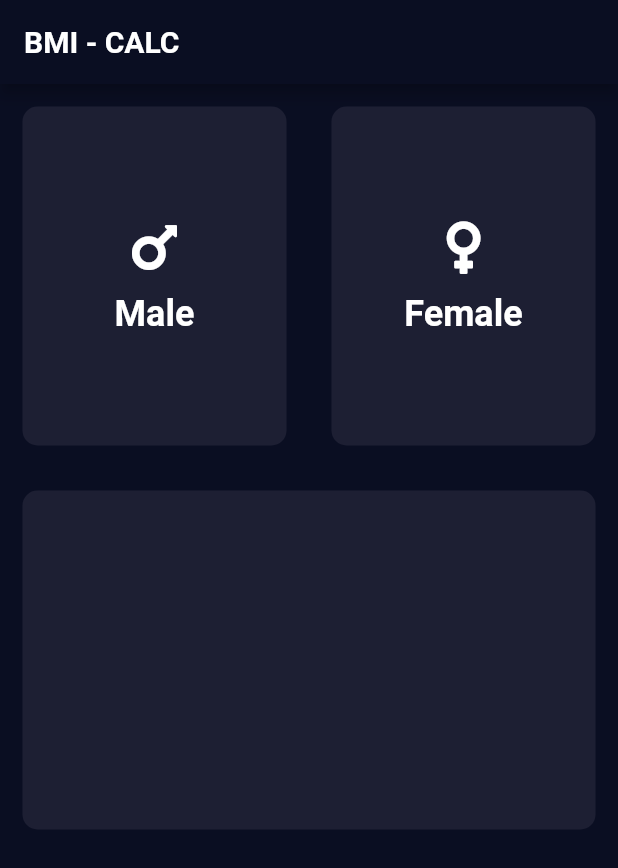
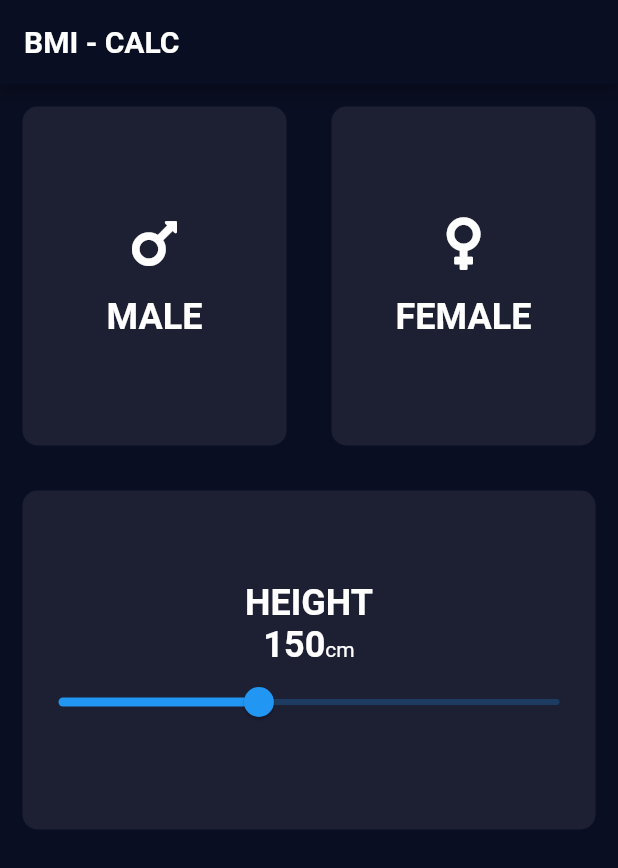
Before and after one commit to ceosss/bmi_calc, a Flutter app: the screen it shows after launch, on a phone screen of 412 x 824 dp. Shown: the top 868 px of the screen. Run offline on Flutter 3.47's test engine with Material 2 defaults, Android fonts, the phone set to English and light mode, and no system bars; our stand-ins replace font_awesome_flutter.

Commit message:
NEW: Height Slider

```diff
--- a/lib/genderData.dart
+++ b/lib/genderData.dart
@@ -22,10 +22,10 @@ class GenderData extends StatelessWidget {
           size: 40,
         ),
         SizedBox(
-          height: 10,
+          height: 15,
         ),
         Text(
-          gender.toString(),
+          gender.toString().toUpperCase(),
           style: cardText(),
         ),
       ],
--- a/lib/inputScreen.dart
+++ b/lib/inputScreen.dart
@@ -10,11 +10,11 @@ class InputScreen extends StatefulWidget {
 
 class _InputScreenState extends State<InputScreen> {
   String gender;
+  double height = 150.0;
   void updateGender(Gender data) {
     setState(() {
       gender = data.toString();
     });
-    print(gender);
   }
 
   @override
@@ -54,6 +54,36 @@ class _InputScreenState extends State<InputScreen> {
         Expanded(
             child: InputCard(
           color: accentColor,
+          child: Column(
+            mainAxisAlignment: MainAxisAlignment.center,
+            children: [
+              Text(
+                "HEIGHT",
+                style: cardText(),
+              ),
+              Row(
+                mainAxisAlignment: MainAxisAlignment.center,
+                crossAxisAlignment: CrossAxisAlignment.baseline,
+                textBaseline: TextBaseline.alphabetic,
+                children: [
+                  Text(
+                    height.toStringAsFixed(0),
+                    style: cardText(),
+                  ),
+                  Text("cm")
+                ],
+              ),
+              Slider(
+                  value: height,
+                  min: 110,
+                  max: 210,
+                  onChanged: (double value) {
+                    setState(() {
+                      height = value;
+                    });
+                  })
+            ],
+          ),
         )),
         Expanded(
           child: Row(
```
